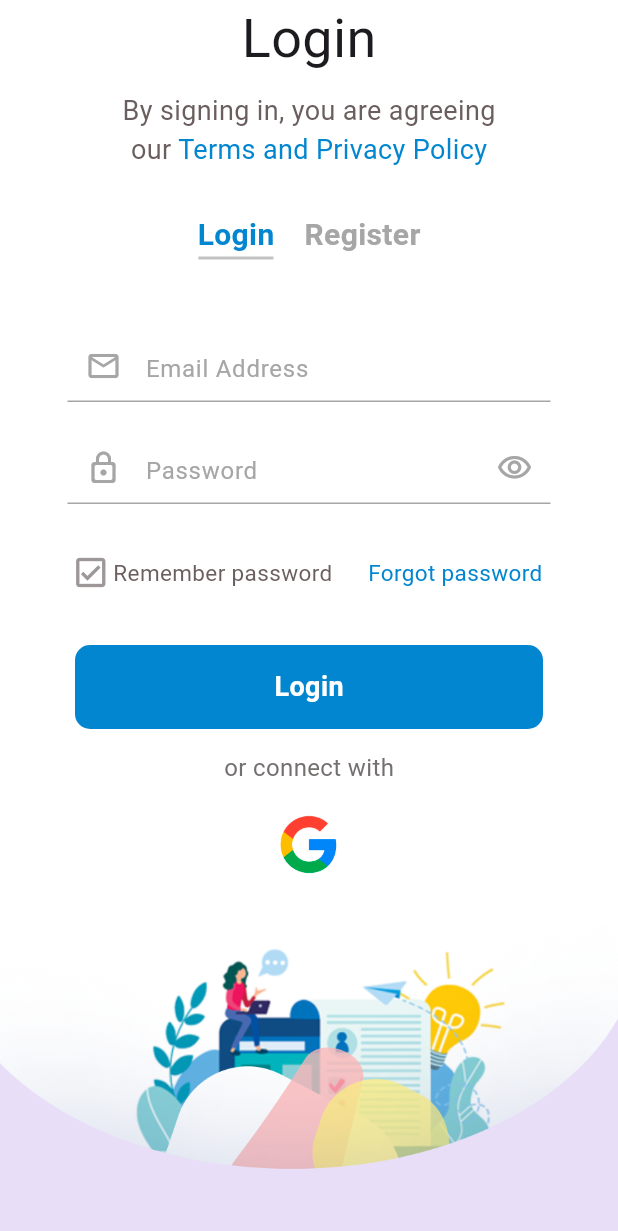
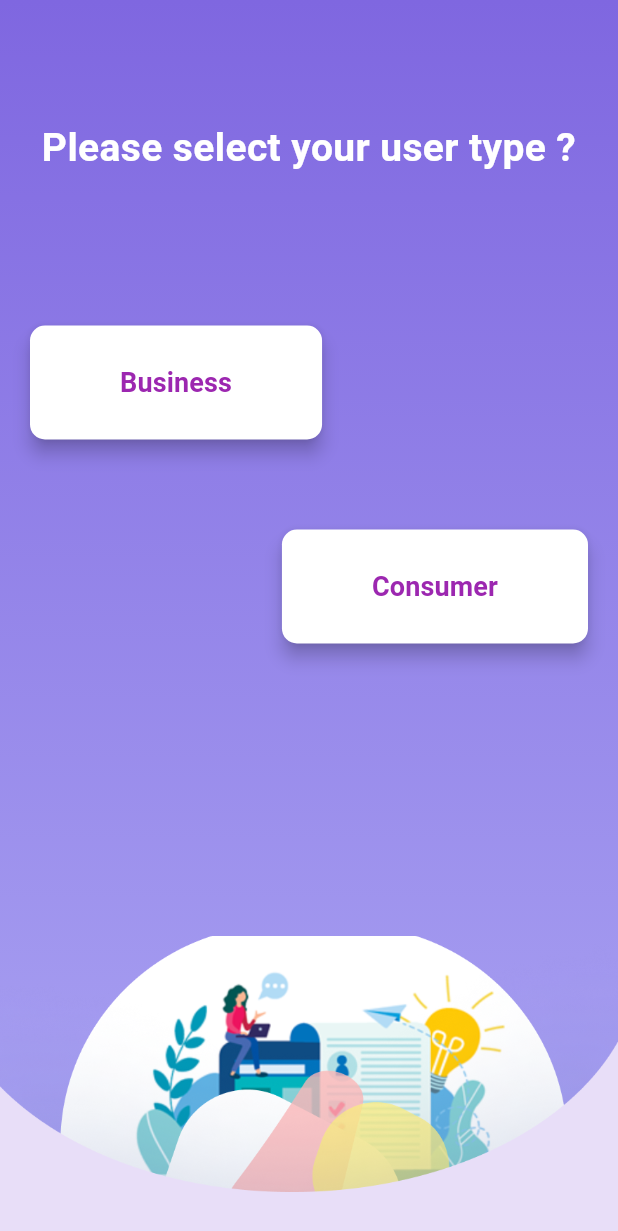
Before and after one commit to LasenSanvidu/bizmart, a Flutter app: the screen it shows after launch, after a tap on "Get Started", on a phone screen of 412 x 824 dp. Shown: the top 1231 px of the screen. Run offline on Flutter 3.47's test engine with Material 3 defaults, Android fonts, the phone set to English and light mode, and no system bars; our stand-ins replace cached_network_image, cloud_firestore, firebase_core, go_router, google_fonts; accounts and stored records are empty; Roboto replaces fonts that are missing (Abel).

Commit message:
Added User Type Selection Page and route it

```diff
--- a/lib/company.dart
+++ b/lib/company.dart
@@ -3,7 +3,9 @@ import 'package:cloud_firestore/cloud_firestore.dart';
 import 'package:cached_network_image/cached_network_image.dart';
 
 class CompaniesScreen extends StatelessWidget {
-  final String defaultImage = 'assets/default.png'; // Ensure you have this in your assets folder
+  final String defaultImage = 'assets/default.png';
+
+  const CompaniesScreen({super.key}); // Ensure you have this in your assets folder
 
   @override
   Widget build(BuildContext context) {
--- a/lib/main.dart
+++ b/lib/main.dart
@@ -1,11 +1,6 @@
 import 'package:flutter/material.dart';
-import 'package:myapp/login.dart';
-import 'package:myapp/welcomesecond.dart';
-import 'package:myapp/order_confirmed.dart';
-import 'package:myapp/profile.dart';
 import 'package:go_router/go_router.dart';
 import 'package:myapp/routes/router.dart';
-
 import 'package:firebase_core/firebase_core.dart';
 import 'firebase_options.dart';
 
@@ -86,7 +81,7 @@ class HomeScreen extends StatelessWidget {
                     ),
                     ElevatedButton(
                         onPressed: () {
-                          context.go("/login");
+                          context.go("/user_type_selection");
                         },
                         style: ElevatedButton.styleFrom(
                             backgroundColor: Colors.white,
--- a/lib/routes/router.dart
+++ b/lib/routes/router.dart
@@ -2,7 +2,11 @@ import 'package:go_router/go_router.dart';
 import 'package:myapp/login.dart';
 import 'package:myapp/main.dart';
 import 'package:myapp/main_settings.dart';
+import 'package:myapp/order_confirmed.dart';
+import 'package:myapp/profile.dart';
 import 'package:myapp/settings_customer.dart';
+import 'package:myapp/user_type_selection.dart';
+import 'package:myapp/welcomesecond.dart';
 
 class RouterClass {
   final router = GoRouter(
@@ -32,6 +36,12 @@ class RouterClass {
           return const Login();
         },
       ),
+      GoRoute(
+        path: "/user_type_selection",
+        builder: (context, state) {
+          return const UserTypeSelection();
+        },
+      ),
     ],
   );
 }
--- /dev/null
+++ b/lib/user_type_selection.dart
@@ -0,0 +1,130 @@
+import 'package:flutter/material.dart';
+import 'package:go_router/go_router.dart';
+
+class UserTypeSelection extends StatelessWidget {
+  const UserTypeSelection({super.key});
+
+  @override
+  Widget build(BuildContext context) {
+    return Scaffold(
+      body: Stack(
+        children: [
+          // Background gradient
+          Container(
+            decoration: const BoxDecoration(
+              gradient: LinearGradient(
+                begin: Alignment.topCenter,
+                end: Alignment.bottomCenter,
+                colors: [
+                  Color(0xFF7F67E0), // Purple gradient color
+                  Color(0xFFABA5F3), // Light purple gradient color
+                ],
+              ),
+            ),
+          ),
+
+          // Main content
+          Column(
+            children: [
+              const SizedBox(height: 80),
+              // Top text
+              const Text(
+                "Please select your user type ?",
+                textAlign: TextAlign.center,
+                style: TextStyle(
+                  fontSize: 26,
+                  fontWeight: FontWeight.bold,
+                  color: Colors.white,
+                ),
+              ),
+              const SizedBox(height: 50),
+              // Buttons
+              Padding(
+                padding: const EdgeInsets.symmetric(horizontal: 20.0),
+                child: Column(
+                  children: [
+                    const SizedBox(height: 50), // Add space above buttons
+                    Align(
+                      alignment: Alignment.centerLeft,
+                      child: UserTypeButton(
+                        label: "Business",
+                        onPressed: () {
+                          context.go("/login");
+                          print("Business button pressed");
+                        },
+                      ),
+                    ),
+                    const SizedBox(
+                      height: 60,
+                      // width: 100,
+                    ),
+                    Align(
+                      alignment: Alignment.centerRight,
+                      child: UserTypeButton(
+                        label: "Consumer",
+                        onPressed: () {
+                          context.go("/login");
+                          print("Consumer button pressed");
+                        },
+                      ),
+                    ),
+                  ],
+                ),
+              ),
+
+              // Spacer to push the image to the bottom
+              const Spacer(),
+
+              // Bottom illustration
+              Container(
+                width: double.infinity,
+                height: 200, // Adjust height as needed
+                decoration: const BoxDecoration(
+                  image: DecorationImage(
+                    image: AssetImage(
+                        'assets/login_Image.png'), // Replace with your asset path
+                    fit: BoxFit.cover,
+                  ),
+                ),
+              ),
+            ],
+          ),
+        ],
+      ),
+    );
+  }
+}
+
+class UserTypeButton extends StatelessWidget {
+  final String label;
+  final VoidCallback onPressed;
+
+  const UserTypeButton({
+    Key? key,
+    required this.label,
+    required this.onPressed,
+  }) : super(key: key);
+
+  @override
+  Widget build(BuildContext context) {
+    return ElevatedButton(
+      onPressed: onPressed,
+      style: ElevatedButton.styleFrom(
+        foregroundColor: Colors.purple,
+        backgroundColor: Colors.white,
+        shape: RoundedRectangleBorder(
+          borderRadius: BorderRadius.circular(10),
+        ),
+        elevation: 5,
+        padding: const EdgeInsets.symmetric(horizontal: 60, vertical: 25),
+      ),
+      child: Text(
+        label,
+        style: const TextStyle(
+          fontSize: 18,
+          fontWeight: FontWeight.bold,
+        ),
+      ),
+    );
+  }
+}
--- a/lib/welcomesecond.dart
+++ b/lib/welcomesecond.dart
@@ -8,9 +8,13 @@ class WelcomeSecond extends StatelessWidget {
 
   @override
   Widget build(BuildContext context) {
+    // Get screen height
+    final screenHeight = MediaQuery.of(context).size.height;
+
     return Scaffold(
       body: Stack(
         children: [
+          // Background image
           Container(
             child: Image.asset(
               'assets/welcome.png',
@@ -19,6 +23,8 @@ class WelcomeSecond extends StatelessWidget {
               height: double.infinity,
             ),
           ),
+
+          // Back button
           Positioned(
             top: 40,
             left: 22,
@@ -34,13 +40,18 @@ class WelcomeSecond extends StatelessWidget {
               child: const Icon(
                 Icons.arrow_back_rounded,
                 color: Colors.white,
-              size: 30,
+                size: 30,
               ),
             ),
-            ),
-          Padding(
-            padding: const EdgeInsets.only(top: 580.0),
+          ),
+
+          // Bottom container
+          Align(
+            alignment: Alignment.bottomCenter,
             child: Container(
+              height: screenHeight * 0.4, // Use 40% of the screen height
+              width: MediaQuery.of(context).size.width *
+                  0.9, // Use 90% of the screen width
               decoration: const BoxDecoration(
                 borderRadius: BorderRadius.only(
                   topLeft: Radius.circular(40),
@@ -48,11 +59,10 @@ class WelcomeSecond extends StatelessWidget {
                 ),
                 color: Colors.white,
               ),
-              height: double.infinity,
-              width: double.infinity,
-
-              child: Center(
+              child: Padding(
+                padding: const EdgeInsets.symmetric(horizontal: 16),
                 child: Column(
+                  mainAxisSize: MainAxisSize.min,
                   children: [
                     const SizedBox(height: 30),
                     Text(
@@ -66,17 +76,27 @@ class WelcomeSecond extends StatelessWidget {
                     ),
                     const SizedBox(height: 28),
 
-                    const Button(buttonText: 'Business', navigateTo: Login(), backgroundColor: Color(0xFF9C9BFB), color: Colors.white),
-
+                    // Business Button
+                    const Button(
+                      buttonText: 'Business',
+                      navigateTo: Login(),
+                      backgroundColor: Color(0xFF9C9BFB),
+                      color: Colors.white,
+                    ),
                     const SizedBox(height: 19),
 
-                    const Button(buttonText: 'Customer', navigateTo: Login(), backgroundColor: Color(0xFF9C9BFB), color: Colors.white),
-
+                    // Customer Button
+                    const Button(
+                      buttonText: 'Customer',
+                      navigateTo: Login(),
+                      backgroundColor: Color(0xFF9C9BFB),
+                      color: Colors.white,
+                    ),
                   ],
                 ),
               ),
             ),
-          )
+          ),
         ],
       ),
     );
```
Also changed, not shown: 1 other file.
